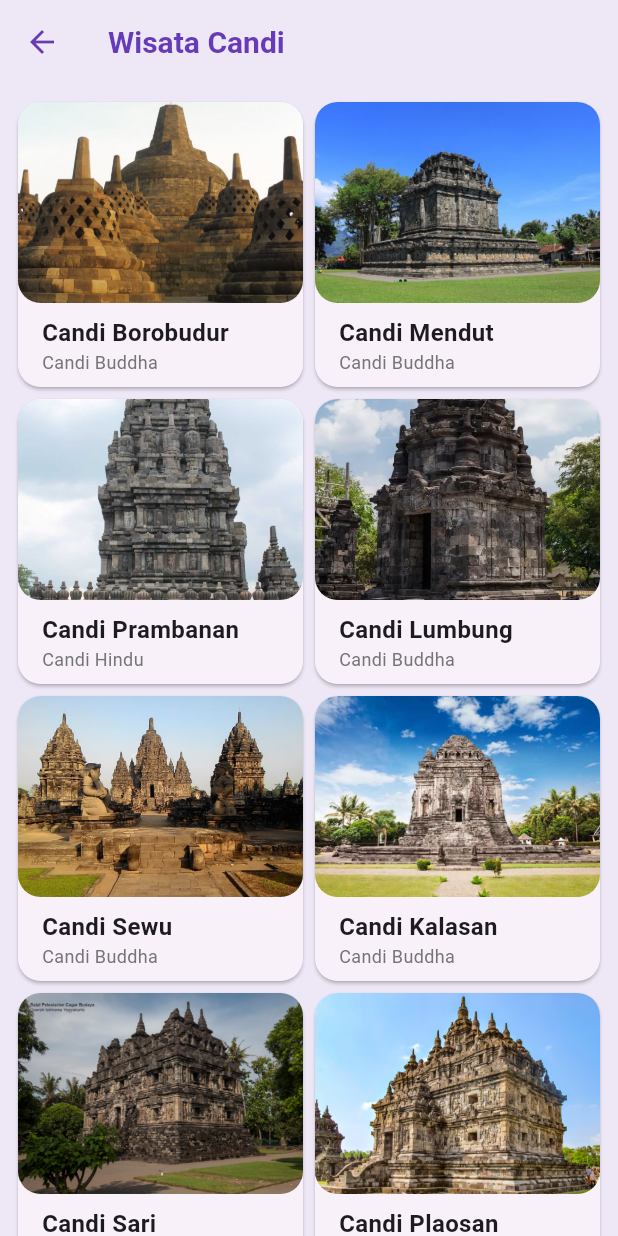
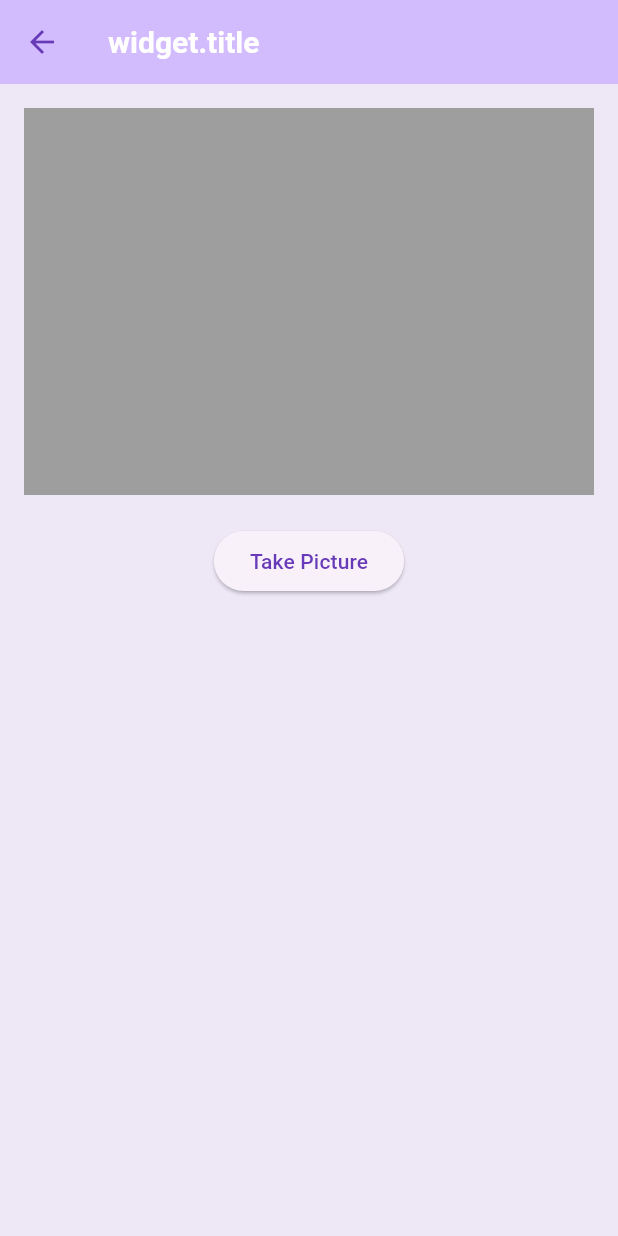
Before and after one commit to kiarraaaaaa/wisata_candi_beneciakiarra, a Flutter app: the HomeScreen screen opened by its route, on a phone screen of 412 x 824 dp. Run offline on Flutter 3.47's test engine with Material 3 defaults, Android fonts, the phone set to English and light mode, and no system bars; our stand-ins replace image_picker, shared_preferences; missing offline and left inert: encrypt; accounts and stored records are empty.

Commit message:
fix
fix coding

```diff
--- a/lib/screens/HomeScreen.dart
+++ b/lib/screens/HomeScreen.dart
@@ -1,34 +1,98 @@
+import 'dart:io';
+
 import 'package:flutter/material.dart';
+import 'package:image_picker/image_picker.dart';
 import 'package:wisata_candi1/data/candi_data.dart';
 import 'package:wisata_candi1/models/candi.dart';
 import 'package:wisata_candi1/widgets/item_card.dart';
 
 class HomeScreen extends StatefulWidget {
-  const HomeScreen({super.key});
+  const HomeScreen({super.key, required this.title});
+  final String title;
 
   @override
   State<HomeScreen> createState() => _HomeScreenState();
 }
 
 class _HomeScreenState extends State<HomeScreen> {
+  String _imageFile='';
+  final picker = ImagePicker();
+
+  Future<void> _getImage(ImageSource source) async{
+    final pickedFile = await picker.pickImage(source: source);
+    if(pickedFile != null) {
+      setState(() {
+        _imageFile = pickedFile.path;
+      });
+    }
+  }
+  void _showPicker() {
+    showModalBottomSheet(
+      context: context,
+      builder: (BuildContext context) {
+        return Column(
+          mainAxisSize: MainAxisSize.min, // Set minimal height
+          children: [
+            ListTile(
+              title: Text(
+                'Image Source',
+                style: TextStyle(fontWeight: FontWeight.bold),
+              ),
+            ),
+            ListTile(
+              leading: Icon(Icons.photo_library),
+              title: Text('Gallery'),
+              onTap: () {
+                Navigator.of(context).pop(); // Close the modal
+                _getImage(ImageSource.gallery); // Open gallery
+              },
+            ),
+            ListTile(
+              leading: Icon(Icons.camera_alt),
+              title: Text('Camera'),
+              onTap: () {
+                Navigator.of(context).pop(); // Close the modal
+                _getImage(ImageSource.camera); // Open camera
+              },
+            ),
+          ],
+        );
+      },
+    );
+  }
+
   @override
   Widget build(BuildContext context) {
     return Scaffold(
       // TODO: 1. Buat appbar dengan judul Wisata Candi
-      appBar: AppBar(title: Text('Wisata Candi'),),
+      appBar: AppBar(
+        title: Text('widget.title'),
+        backgroundColor: Theme.of(context).colorScheme.inversePrimary,
+      ),
       // TODO: 2. Buat body dengan GridView.builder
-      body: GridView.builder(
-        padding: EdgeInsets.all(8),
-        gridDelegate: SliverGridDelegateWithFixedCrossAxisCount(
-          crossAxisCount: 2,
+      body: Padding(
+        padding: EdgeInsets.all(16),
+        child: Column(
+          children: [
+            _imageFile.isNotEmpty
+                ? Image.file(
+              File(_imageFile),
+              height: 258,
+              fit: BoxFit.cover,
+            )
+                :Container(
+              color: Colors.grey,
+              height: 258,
+              width: double.infinity,
+            ),
+            const SizedBox(height: 20),
+            ElevatedButton(
+              onPressed: _showPicker,
+              child: const Text('Take Picture'),
+            ),
+          ],
         ),
-        itemCount: candiList.length,
-        itemBuilder: (context, index){
-          Candi candi = candiList[index];
-          return ItemCard(candi: candi);
-        },
       ),
-      // TODO: 3. Buat ItemCard sebagai return vale dari GridView.builder
     );
   }
 }
--- a/pubspec.yaml
+++ b/pubspec.yaml
@@ -38,6 +38,7 @@ dependencies:
   cached_network_image: ^3.4.1
   shared_preferences: ^2.3.3
   encrypt: ^5.0.3
+  image_picker: ^1.1.2
 
 dev_dependencies:
   flutter_test:
```
Also changed, not shown: lib/main.dart (+30 -62 lines), lib/screens/SignInScreen.dart (+84 -40 lines), pubspec.lock, 5 other files.
